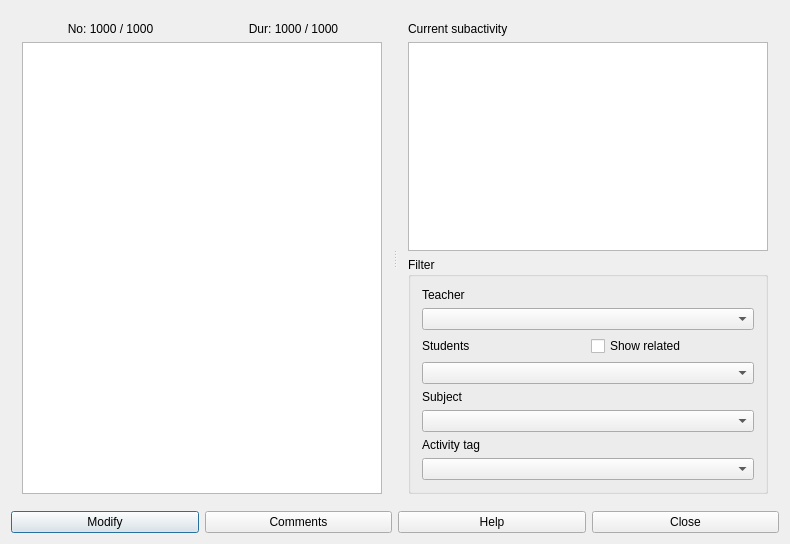
First picture: the form in fet/src/interface/subactivitiesform_template.ui, repository vonmecheln/fet, before the edit.
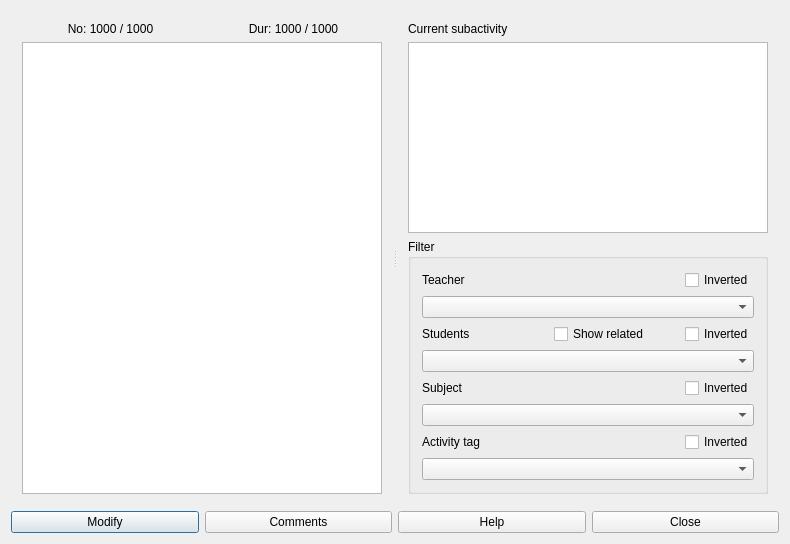
Second picture: the form after the edit.

```diff
--- a/fet/src/interface/subactivitiesform_template.ui
+++ b/fet/src/interface/subactivitiesform_template.ui
@@ -74,12 +74,29 @@
          </property>
          <layout class="QGridLayout" name="gridLayout">
           <item row="0" column="0">
+           <layout class="QHBoxLayout" name="horizontalLayout_3">
+            <item>
            <widget class="QLabel" name="teachersTextLabel">
             <property name="text">
              <string>Teacher</string>
             </property>
            </widget>
           </item>
+            <item>
+             <widget class="QCheckBox" name="invertedTeacherCheckBox">
+              <property name="sizePolicy">
+               <sizepolicy hsizetype="Fixed" vsizetype="Fixed">
+                <horstretch>0</horstretch>
+                <verstretch>0</verstretch>
+               </sizepolicy>
+              </property>
+              <property name="text">
+               <string comment="Inverted (negated) teacher filter">Inverted</string>
+              </property>
+             </widget>
+            </item>
+           </layout>
+          </item>
           <item row="1" column="0">
            <widget class="QComboBox" name="teachersComboBox"/>
           </item>
@@ -99,27 +116,74 @@
               </property>
              </widget>
             </item>
+            <item>
+             <widget class="QCheckBox" name="invertedStudentsCheckBox">
+              <property name="sizePolicy">
+               <sizepolicy hsizetype="Fixed" vsizetype="Fixed">
+                <horstretch>0</horstretch>
+                <verstretch>0</verstretch>
+               </sizepolicy>
+              </property>
+              <property name="text">
+               <string comment="Inverted (negated) students filter">Inverted</string>
+              </property>
+             </widget>
+            </item>
            </layout>
           </item>
           <item row="3" column="0">
            <widget class="QComboBox" name="studentsComboBox"/>
           </item>
           <item row="4" column="0">
+           <layout class="QHBoxLayout" name="horizontalLayout_4">
+            <item>
            <widget class="QLabel" name="subjectsTextLabel">
             <property name="text">
              <string>Subject</string>
             </property>
            </widget>
           </item>
+            <item>
+             <widget class="QCheckBox" name="invertedSubjectCheckBox">
+              <property name="sizePolicy">
+               <sizepolicy hsizetype="Fixed" vsizetype="Fixed">
+                <horstretch>0</horstretch>
+                <verstretch>0</verstretch>
+               </sizepolicy>
+              </property>
+              <property name="text">
+               <string comment="Inverted (negated) subject filter">Inverted</string>
+              </property>
+             </widget>
+            </item>
+           </layout>
+          </item>
           <item row="5" column="0">
            <widget class="QComboBox" name="subjectsComboBox"/>
           </item>
           <item row="6" column="0">
+           <layout class="QHBoxLayout" name="horizontalLayout_5">
+            <item>
            <widget class="QLabel" name="activityTagsTextLabel">
             <property name="text">
              <string>Activity tag</string>
             </property>
            </widget>
+            </item>
+            <item>
+             <widget class="QCheckBox" name="invertedActivityTagCheckBox">
+              <property name="sizePolicy">
+               <sizepolicy hsizetype="Fixed" vsizetype="Fixed">
+                <horstretch>0</horstretch>
+                <verstretch>0</verstretch>
+               </sizepolicy>
+              </property>
+              <property name="text">
+               <string comment="Inverted (negated) activity tag filter">Inverted</string>
+              </property>
+             </widget>
+            </item>
+           </layout>
           </item>
           <item row="7" column="0">
            <widget class="QComboBox" name="activityTagsComboBox"/>
```
Lines whose indentation alone changed are shown as unchanged.
